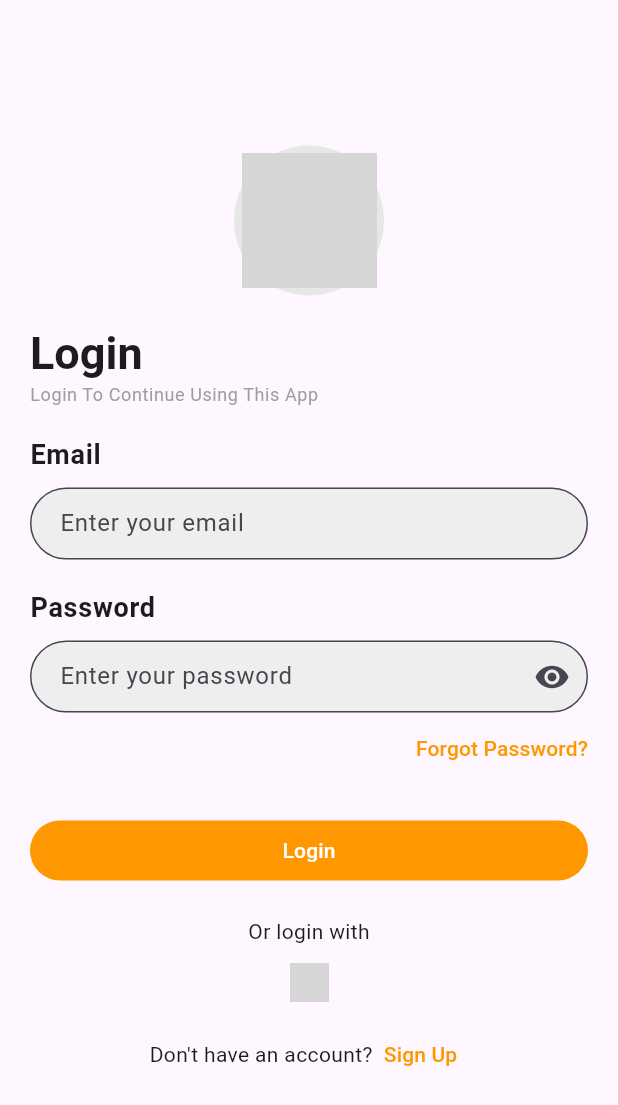
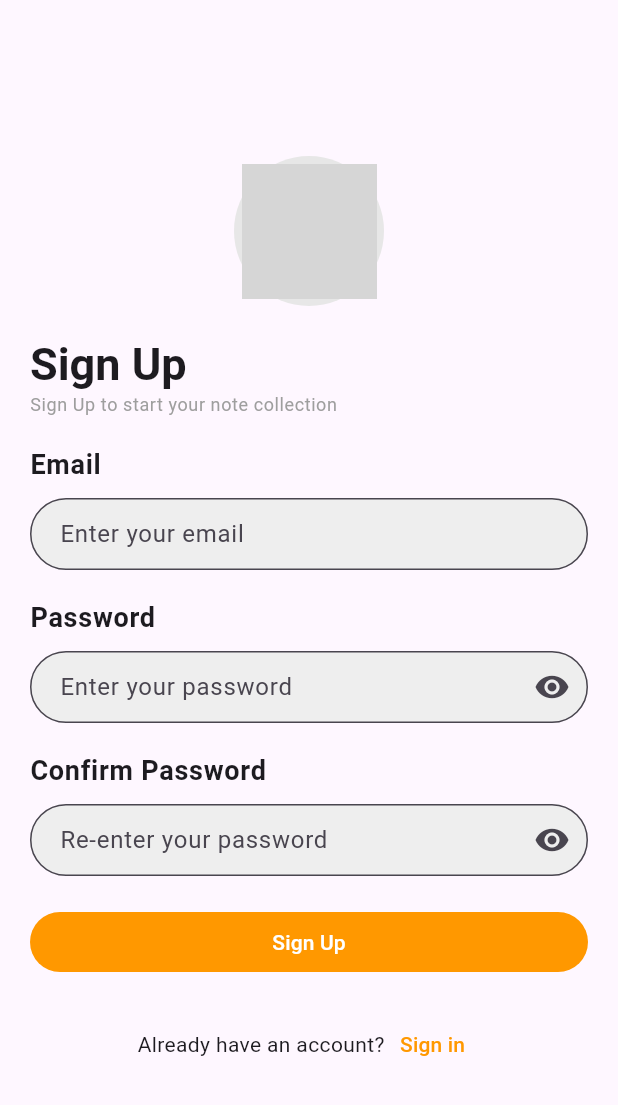
Before and after one commit to Marwans12/firebase-demo, a Flutter app: the screen it shows after launch, after a tap on "Sign Up", on a phone screen of 412 x 824 dp. Shown: the top 1105 px of the screen. Run offline on Flutter 3.47's test engine with Material 3 defaults, Android fonts, the light colour scheme and no system bars; our stand-ins replace firebase_auth, firebase_core, google_sign_in; accounts and stored records are empty; grey boxes are pictures that could not be loaded.

Commit message:
Implement RegisterPage

```diff
--- /dev/null
+++ b/lib/register_page.dart
@@ -0,0 +1,176 @@
+import "package:firebase_auth/firebase_auth.dart";
+import "package:flutter/material.dart";
+import "components/shared.dart";
+
+class RegisterPage extends StatefulWidget {
+  const RegisterPage({super.key});
+
+  @override
+  State<RegisterPage> createState() => _RegisterPageState();
+}
+
+class _RegisterPageState extends State<RegisterPage> {
+  final formKey = GlobalKey<FormState>();
+  final emailController = TextEditingController();
+  final passwordController = TextEditingController();
+  final passwordConfirmationController = TextEditingController();
+  final auth = FirebaseAuth.instance;
+
+  @override
+  void dispose() {
+    emailController.dispose();
+    passwordController.dispose();
+    passwordConfirmationController.dispose();
+    super.dispose();
+  }
+
+  @override
+  Widget build(BuildContext context) {
+    var theme = Theme.of(context);
+    return Scaffold(
+      body: Padding(
+        padding: const .symmetric(horizontal: 20.0),
+        child: Center(
+          child: SingleChildScrollView(
+            child: Form(
+              key: formKey,
+              child: Column(
+                crossAxisAlignment: .stretch,
+                spacing: 20,
+                children: [
+                  CircleAssetImage(
+                    size: 100,
+                    name: "assets/logo.png",
+                    padding: .all(5),
+                    backgroundColor: const Color.fromARGB(255, 231, 231, 231),
+                  ),
+                  Column(
+                    crossAxisAlignment: .stretch,
+                    children: [
+                      Text("Sign Up", style: theme.textTheme.titleLarge),
+                      Text(
+                        "Sign Up to start your note collection",
+                        style: theme.textTheme.bodySmall,
+                      ),
+                    ],
+                  ),
+                  Column(
+                    crossAxisAlignment: .stretch,
+                    children: [
+                      Text("Email", style: theme.textTheme.labelMedium),
+                      SizedBox(height: 10),
+                      TextFormField(
+                        decoration: InputDecoration(
+                          hintText: "Enter your email",
+                        ),
+                        controller: emailController,
+                        validator: Validators.emailValidator,
+                      ),
+                    ],
+                  ),
+                  Column(
+                    crossAxisAlignment: .stretch,
+                    children: [
+                      Text("Password", style: theme.textTheme.labelMedium),
+                      SizedBox(height: 10),
+                      ObsecuredTextFormField(
+                        inputDecoration: InputDecoration(
+                          hintText: "Enter your password",
+                        ),
+                        passwordController: passwordController,
+                        validator: Validators.passwordValidator,
+                      ),
+                    ],
+                  ),
+                  Column(
+                    crossAxisAlignment: .stretch,
+                    children: [
+                      Text("Confirm Password", style: theme.textTheme.labelMedium),
+                      SizedBox(height: 10),
+                      ObsecuredTextFormField(
+                        inputDecoration: InputDecoration(
+                          hintText: "Re-enter your password",
+                        ),
+                        passwordController: passwordConfirmationController,
+                        validator: (value) {
+                          if(passwordController.text != passwordConfirmationController.text) {
+                            return "Password doesn't match";
+                          }
+                          return null;
+                        },
+                      ),
+                    ],
+                  ),
+                  FilledButton(
+                    onPressed: () async {
+                      if (!formKey.currentState!.validate()) {
+                        return;
+                      }
+                      var loadingOverlay = LoadingOverlay(context);
+                      var overlayInsert = Overlay.of(context).insert;
+                      var pushReplacementNamed = Navigator.of(
+                        context,
+                      ).pushReplacementNamed;
+                      var showSnackBar = ScaffoldMessenger.of(
+                        context,
+                      ).showSnackBar;
+                      try {
+                        overlayInsert(loadingOverlay);
+                        await auth.createUserWithEmailAndPassword(
+                          email: emailController.text,
+                          password: passwordController.text,
+                        );
+                        loadingOverlay.remove();
+                        loadingOverlay.dispose();
+                        pushReplacementNamed("/home");
+                      } on FirebaseAuthException catch (e) {
+                        showSnackBar(
+                          SnackBar(content: Text("Error: ${e.code}")),
+                        );
+                        loadingOverlay.remove();
+                        loadingOverlay.dispose();
+                      }
+                      // if (auth.currentUser!.emailVerified) {
+                      //   pushReplacementNamed("/home");
+                      //   return;
+                      // }
+                      // var isUserVerified = await showDialog<bool>(
+                      //   // ignore: use_build_context_synchronously
+                      //   context: context,
+                      //   builder: (context) {
+                      //     return UserNotVerifiedDialog();
+                      //   },
+                      // );
+                      // if (isUserVerified == true) {
+                      //   pushReplacementNamed("/home");
+                      //   return;
+                      // }
+                      // auth.signOut();
+                    },
+                    child: Text("Sign Up"),
+                  ),
+                  Center(
+                    child: Row(
+                      mainAxisAlignment: .center,
+                      children: [
+                        Text("Already have an account?"),
+                        TextButton(
+                          onPressed: () {
+                            Navigator.of(
+                              context,
+                            ).pushReplacementNamed("/login");
+                          },
+                          child: Text("Sign in"),
+                        ),
+                      ],
+                    ),
+                  ),
+                ],
+              ),
+            ),
+          ),
+        ),
+      ),
+    );
+  }
+}
--- a/lib/routes.dart
+++ b/lib/routes.dart
@@ -1,7 +1,9 @@
 import "package:flutter/material.dart";
 import "package:note_app/login_page.dart";
+import "package:note_app/register_page.dart";
 
 var routes = {
   "/login" : (context) => LoginPage(),
+  "/register" : (context) => RegisterPage(),
   "/home" : (context) => Scaffold(body: MaterialButton(onPressed: () {Navigator.of(context).pushReplacementNamed("/login");}),)
 };
```
